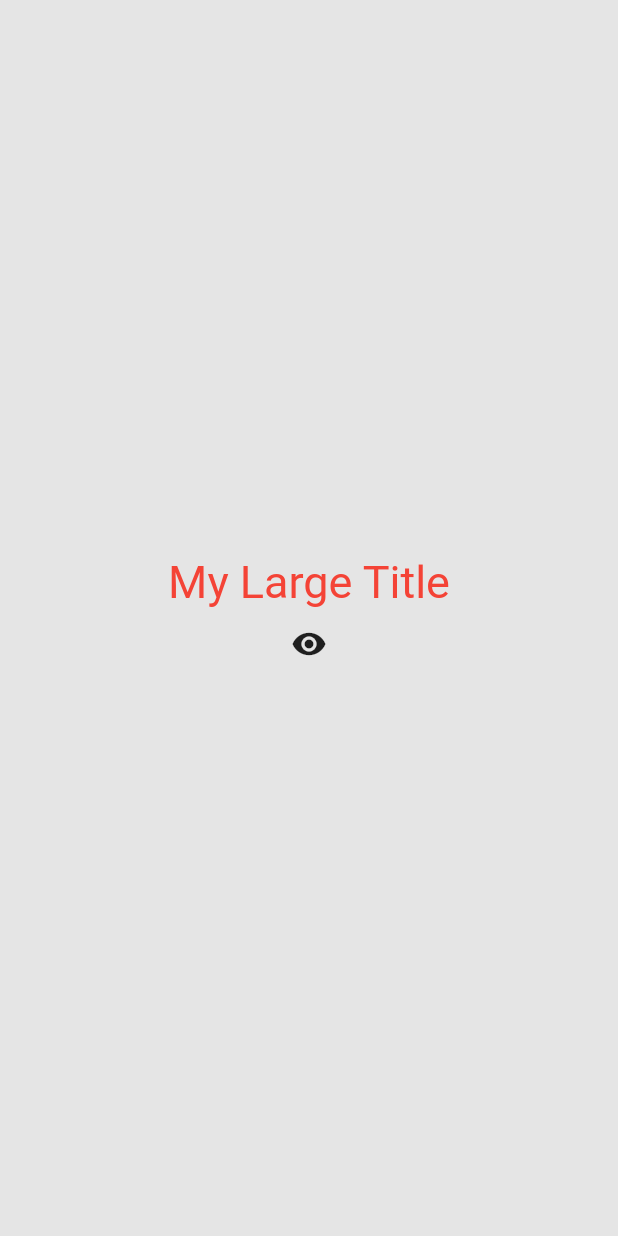
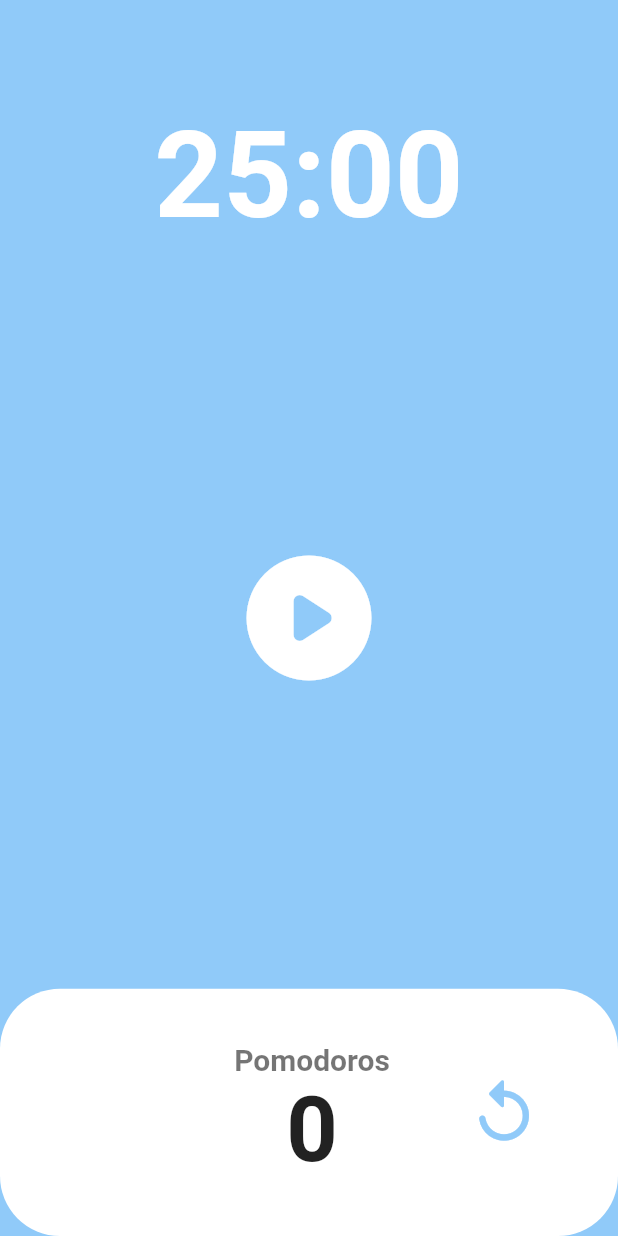
Before and after one commit to kimwlsgh33/flutoon, a Flutter app: the screen it shows after launch, on a phone screen of 412 x 824 dp. Run offline on Flutter 3.47's test engine with Material 2 defaults, Android fonts, the light colour scheme and no system bars.

Commit message:
Make: pomodoros

```diff
--- a/lib/main.dart
+++ b/lib/main.dart
@@ -1,25 +1,12 @@
 import 'package:flutter/material.dart';
+import 'package:toons/screens/home_screen.dart';
 
 void main(List<String> args) {
   runApp(App());
 }
 
 // make stateful widget
-class App extends StatefulWidget {
-  @override
-  State<App> createState() => _AppState();
-}
-
-// make state
-class _AppState extends State<App> {
-  bool showTitle = true;
-
-  void toggleTitle() {
-    setState(() {
-      showTitle = !showTitle;
-    });
-  }
-
+class App extends StatelessWidget {
   @override
   Widget build(BuildContext context) {
     return MaterialApp(
@@ -31,58 +18,7 @@ class _AppState extends State<App> {
           ),
         ),
       ),
-      home: Scaffold(
-        backgroundColor: const Color(0xFFE5E5E5),
-        body: Center(
-          child: Column(
-            mainAxisAlignment: MainAxisAlignment.center,
-            children: [
-              showTitle ? MyLargeTitle() : Text("nothing"),
-              IconButton(
-                onPressed: toggleTitle,
-                icon: Icon(
-                  Icons.remove_red_eye,
-                ),
-              ),
-            ],
-          ),
-        ),
-      ),
+      home: HomeScreen(),
     );
   }
 }
-
-class MyLargeTitle extends StatefulWidget {
-  const MyLargeTitle({
-    Key? key,
-  }) : super(key: key);
-
-  @override
-  State<MyLargeTitle> createState() => _MyLargeTitleState();
-}
-
-class _MyLargeTitleState extends State<MyLargeTitle> {
-  @override
-  void initState() {
-    super.initState();
-    print("initState");
-  }
-
-  @override
-  void dispose() {
-    super.dispose();
-    print("dispose");
-  }
-
-  @override
-  Widget build(BuildContext context) {
-    print('build');
-    return Text(
-      'My Large Title',
-      style: TextStyle(
-        fontSize: 30,
-        color: Theme.of(context).textTheme.titleLarge!.color, // ! is not null
-      ),
-    );
-  }
-}
--- /dev/null
+++ b/lib/screens/home_screen.dart
@@ -0,0 +1,147 @@
+import 'dart:async';
+
+import 'package:flutter/material.dart';
+
+class HomeScreen extends StatefulWidget {
+  const HomeScreen({super.key});
+
+  @override
+  State<HomeScreen> createState() => _HomeScreenState();
+}
+
+class _HomeScreenState extends State<HomeScreen> {
+  static const twentyFiveMinutes = 1500; // decriment mistake
+  int totalPomodoros = 0;
+  int totalSeconds = twentyFiveMinutes;
+  late Timer timer; // late keyword is used to initialize the variable later
+  bool isRunning = false;
+
+  void onTick(Timer timer) {
+    setState(() {
+      if (totalSeconds > 0) {
+        totalSeconds--;
+      } else {
+        timer.cancel();
+        totalPomodoros++;
+        totalSeconds = twentyFiveMinutes;
+        isRunning = false;
+      }
+    });
+  }
+
+  void onStartPressed() {
+    // periodic method is used to call a function repeatedly ( every 1 second in this case )
+    timer = Timer.periodic(const Duration(seconds: 1), onTick);
+    setState(() {
+      isRunning = true;
+    });
+  }
+
+  void onPausePressed() {
+    timer.cancel();
+    setState(() {
+      isRunning = false;
+    });
+  }
+
+  void onResetPressed() {
+    timer.cancel();
+    setState(() {
+      totalSeconds = twentyFiveMinutes;
+      isRunning = false;
+    });
+  }
+
+  String format(int seconds) {
+    var duration = Duration(seconds: seconds);
+    return duration.toString().split('.').first.substring(2, 7);
+  }
+
+  @override
+  Widget build(BuildContext context) {
+    return Scaffold(
+      backgroundColor: Theme.of(context).backgroundColor,
+      body: Column(
+        children: [
+          Flexible(
+            flex: 1,
+            child: Container(
+              alignment: Alignment.bottomCenter,
+              child: Text(
+                format(totalSeconds),
+                style: TextStyle(
+                  color: Theme.of(context).cardColor,
+                  fontSize: 80,
+                  fontWeight: FontWeight.bold,
+                ),
+              ),
+            ),
+          ),
+          Flexible(
+            flex: 3,
+            child: Center(
+              child: IconButton(
+                iconSize: 100,
+                color: Theme.of(context).cardColor,
+                onPressed: isRunning ? onPausePressed : onStartPressed,
+                icon: Icon(
+                  isRunning ? Icons.pause_rounded : Icons.play_circle_rounded,
+                ),
+              ),
+            ),
+          ),
+          Flexible(
+            flex: 1,
+            child: Row(
+              children: [
+                Expanded(
+                  child: Container(
+                    decoration: BoxDecoration(
+                      color: Theme.of(context).cardColor,
+                      borderRadius: BorderRadius.circular(40),
+                    ),
+                    child: Row(
+                      mainAxisAlignment: MainAxisAlignment.spaceEvenly,
+                      children: [
+                        const SizedBox(width: 70),
+                        Column(
+                          mainAxisAlignment: MainAxisAlignment.center,
+                          children: [
+                            Text(
+                              'Pomodoros',
+                              style: TextStyle(
+                                fontWeight: FontWeight.bold,
+                                fontSize: 20,
+                                color: Theme.of(context)
+                                    .textTheme
+                                    .headline1!
+                                    .color,
+                              ),
+                            ),
+                            Text(
+                              '$totalPomodoros',
+                              style: const TextStyle(
+                                fontSize: 60,
+                                fontWeight: FontWeight.bold,
+                              ),
+                            ),
+                          ],
+                        ),
+                        IconButton(
+                          iconSize: 50,
+                          color: Theme.of(context).backgroundColor,
+                          onPressed: onResetPressed,
+                          icon: const Icon(Icons.replay_rounded),
+                        ),
+                      ],
+                    ),
+                  ),
+                ),
+              ],
+            ),
+          ),
+        ],
+      ),
+    );
+  }
+}
```
